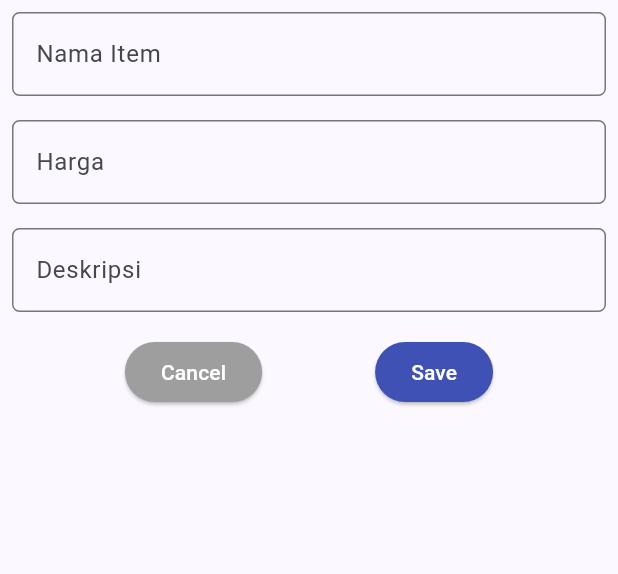
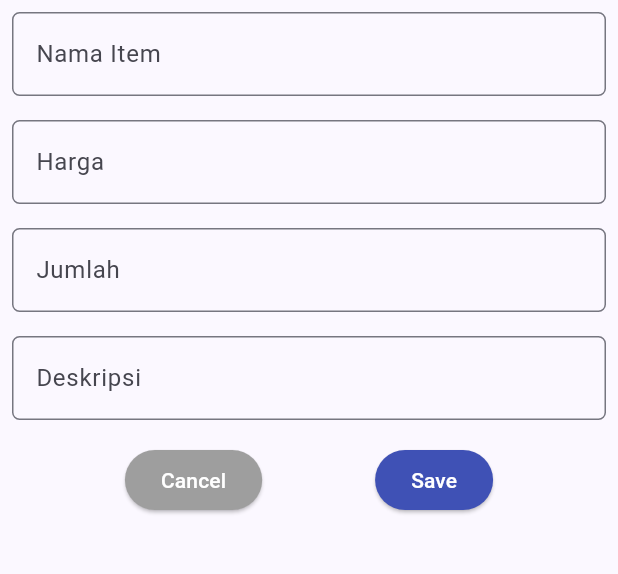
Before and after one commit to JamesTumbelaka/james-book-store, a Flutter app: the ShopFormPage screen opened directly, after a tap on "Save", on a phone screen of 412 x 824 dp, the part 84-658 px from its top. Run offline on Flutter 3.47's test engine with Material 2 defaults, Android fonts, the light colour scheme and no system bars.

Commit message:
fix models and form to match previous Django assignment

```diff
--- /dev/null
+++ b/lib/models/bicycle.dart
@@ -0,0 +1,11 @@
+List<Bicycle> globalBicycleList = [];
+
+class Bicycle {
+  final String name;
+  final int price;
+  final int amount;
+  final DateTime dateAdded;
+  final String description;
+
+  Bicycle({required this.name, required this.price, required this.amount, required this.dateAdded, required this.description});
+}
--- a/lib/models/book.dart
+++ /dev/null
@@ -1,9 +0,0 @@
-List<Book> globalBookList = [];
-
-class Book {
-  final String name;
-  final int price;
-  final String description;
-
-  Book({required this.name, required this.price, required this.description});
-}
--- a/lib/screens/booklist_form.dart
+++ b/lib/screens/bicycle_form.dart
@@ -1,6 +1,6 @@
 import 'package:flutter/material.dart';
 import 'package:james_book_store/widgets/left_drawer.dart';
-import 'package:james_book_store/models/book.dart';
+import 'package:james_book_store/models/bicycle.dart';
 
 class ShopFormPage extends StatefulWidget {
     const ShopFormPage({super.key});
@@ -11,7 +11,7 @@ class ShopFormPage extends StatefulWidget {
 
 class _ShopFormPageState extends State<ShopFormPage> {
   final _formKey = GlobalKey<FormState>();
-  Book _book = Book(name: '', price: 0, description: '');
+  Bicycle _bicycle = Bicycle(name: '', price: 0, amount: 0, dateAdded: DateTime.now(), description: '');
 
   @override
   Widget build(BuildContext context) {
@@ -44,10 +44,12 @@ class _ShopFormPageState extends State<ShopFormPage> {
                   ),
                   onChanged: (String? value) {
                     setState(() {
-                      _book = Book(
+                      _bicycle = Bicycle(
                         name: value!,
-                        price: _book.price,
-                        description: _book.description,
+                        price: _bicycle.price,
+                        amount: _bicycle.amount,
+                        dateAdded: DateTime.now(),
+                        description: _bicycle.description,
                       );
                     });
                   },
@@ -71,10 +73,44 @@ class _ShopFormPageState extends State<ShopFormPage> {
                   ),
                   onChanged: (String? value) {
                     setState(() {
-                      _book = Book(
-                        name: _book.name,
+                      _bicycle = Bicycle(
+                        name: _bicycle.name,
                         price: int.tryParse(value!) ?? 0,
-                        description: _book.description,
+                        amount: _bicycle.amount,
+                        dateAdded: DateTime.now(),
+                        description: _bicycle.description,
+                      );
+                    });
+                  },
+                  validator: (String? value) {
+                    if (value == null || value.isEmpty) {
+                      return "Harga tidak boleh kosong!";
+                    }
+                    if (int.tryParse(value) == null) {
+                      return "Harga harus berupa angka!";
+                    }
+                    return null;
+                  },
+                ),
+              ),
+              Padding(
+                padding: const EdgeInsets.all(8.0),
+                child: TextFormField(
+                  decoration: InputDecoration(
+                    hintText: "Jumlah",
+                    labelText: "Jumlah",
+                    border: OutlineInputBorder(
+                      borderRadius: BorderRadius.circular(5.0),
+                    ),
+                  ),
+                  onChanged: (String? value) {
+                    setState(() {
+                      _bicycle = Bicycle(
+                        name: _bicycle.name,
+                        price: _bicycle.price,
+                        amount: int.tryParse(value!) ?? 0,
+                        dateAdded: DateTime.now(),
+                        description: _bicycle.description,
                       );
                     });
                   },
@@ -101,9 +137,11 @@ class _ShopFormPageState extends State<ShopFormPage> {
                   ),
                   onChanged: (String? value) {
                     setState(() {
-                      _book = Book(
-                        name: _book.name,
-                        price: _book.price,
+                      _bicycle = Bicycle(
+                        name: _bicycle.name,
+                        price: _bicycle.price,
+                        amount: _bicycle.amount,
+                        dateAdded: DateTime.now(),
                         description: value!,
                       );
                     });
@@ -142,7 +180,12 @@ class _ShopFormPageState extends State<ShopFormPage> {
                         ),
                         onPressed: () {
                           if (_formKey.currentState!.validate()) {
-                            globalBookList.add(_book);
+                            String tempName = _bicycle.name;
+                            int tempPrice = _bicycle.price;
+                            int tempAmount = _bicycle.amount;
+                            DateTime tempDateAdded = _bicycle.dateAdded;
+                            String tempDescription = _bicycle.description;
+                            globalBicycleList.add(_bicycle);
                             showDialog(
                               context: context,
                               builder: (context) {
@@ -153,9 +196,11 @@ class _ShopFormPageState extends State<ShopFormPage> {
                                       crossAxisAlignment:
                                           CrossAxisAlignment.start,
                                       children: [
-                                        Text('Nama: ${_book.name}'),
-                                        Text('Harga: ${_book.price}'),
-                                        Text('Deskripsi: ${_book.description}'),
+                                        Text('Nama: $tempName'),
+                                        Text('Harga: $tempPrice'),
+                                        Text('Jumlah: $tempAmount'),
+                                        Text('Waktu Ditambahkan: $tempDateAdded'),
+                                        Text('Deskripsi: $tempDescription'),
                                       ],
                                     ),
                                   ),
@@ -173,7 +218,7 @@ class _ShopFormPageState extends State<ShopFormPage> {
                           }
                           _formKey.currentState!.reset();
                           setState(() {
-                            _book = Book(name: '', price: 0, description: '');
+                            _bicycle = Bicycle(name: '', price: 0, amount: 0, dateAdded: DateTime.now(), description: '');
                           });
                         },
                         child: const Text(
--- a/lib/screens/menu.dart
+++ b/lib/screens/menu.dart
@@ -1,5 +1,5 @@
 import 'package:flutter/material.dart';
-import 'package:james_book_store/widgets/book_card.dart';
+import 'package:james_book_store/widgets/bicycle_card.dart';
 
 class MyHomePage extends StatelessWidget {
     MyHomePage({Key? key}) : super(key: key);
```
Also changed, not shown: lib/screens/bicycle_list.dart (added, +65 -0 lines), lib/screens/book_list.dart (deleted, +0 -55 lines), lib/widgets/bicycle_card.dart (renamed from lib/widgets/book_card.dart, +4 -4 lines), lib/widgets/left_drawer.dart (+4 -4 lines).
